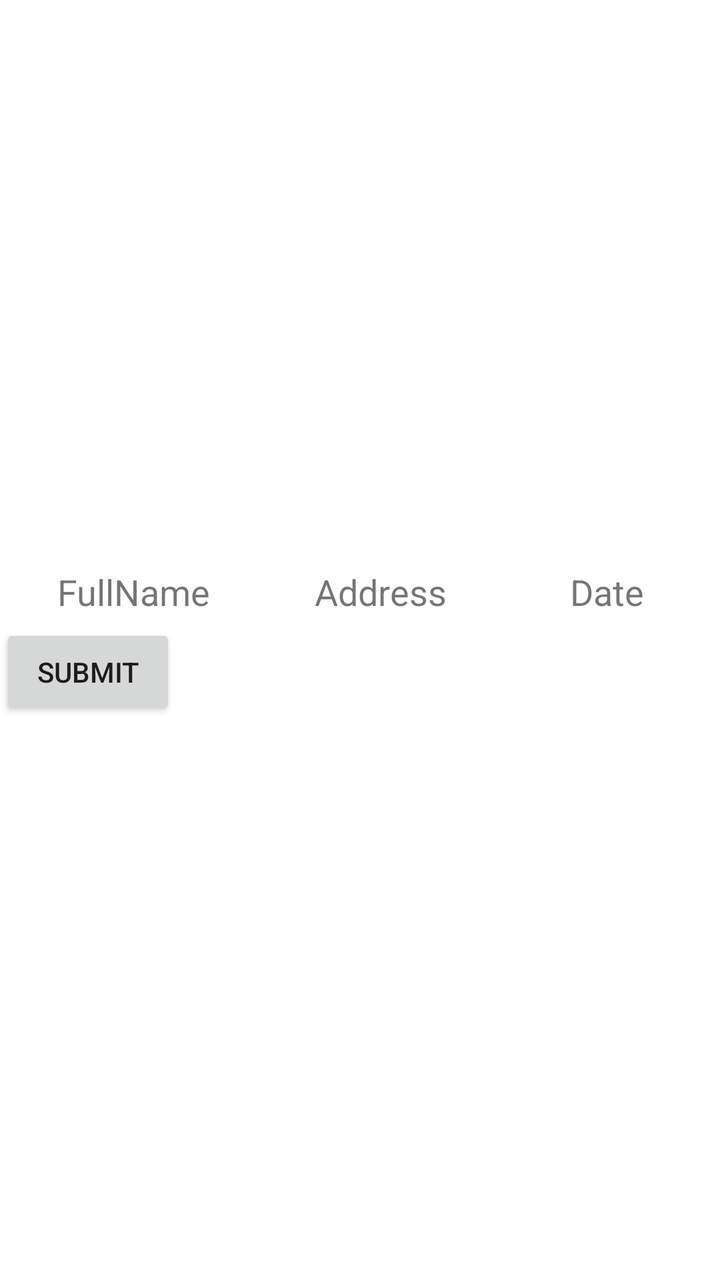
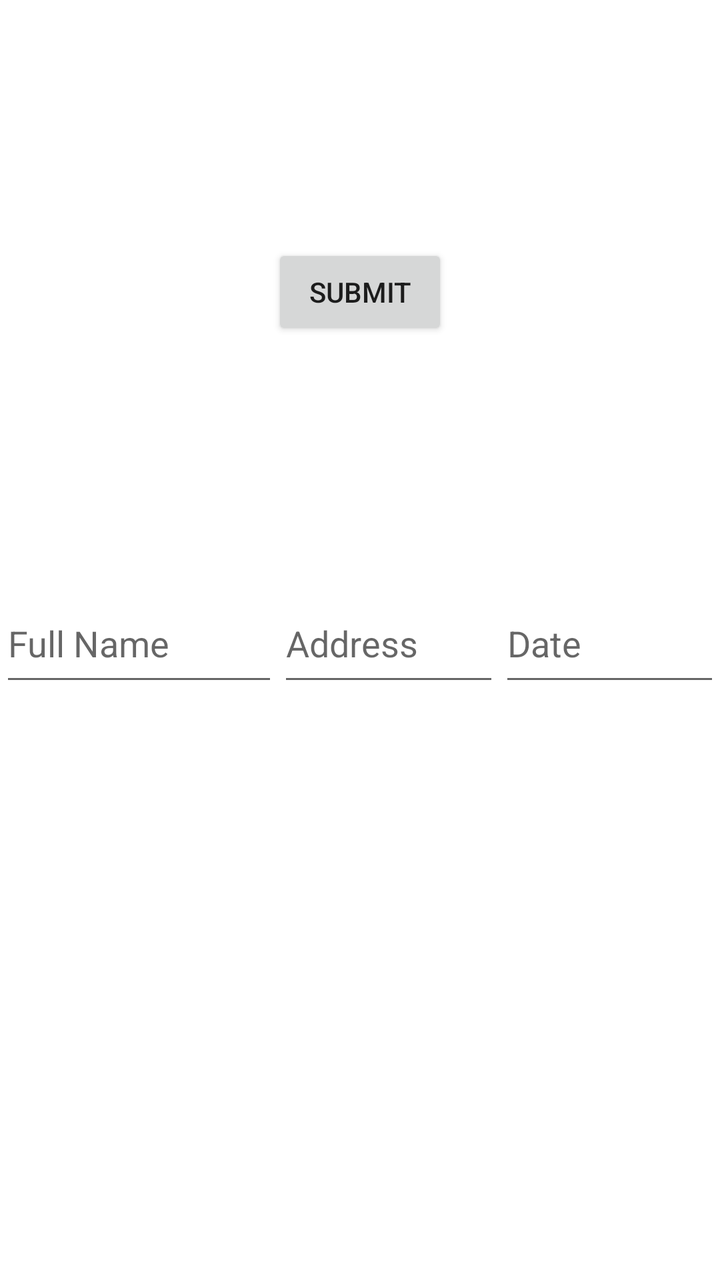

An Android layout rendered at two revisions. The XML below is the earlier revision; the diff shows what the commit changed to produce the second picture.
<!-- AndroidManifest.xml: application theme Theme.InternetCall -->
<!-- res/layout/popup_row.xml -->
<?xml version="1.0" encoding="utf-8"?>
<androidx.constraintlayout.widget.ConstraintLayout xmlns:android="http://schemas.android.com/apk/res/android"
    xmlns:app="http://schemas.android.com/apk/res-auto"
    xmlns:tools="http://schemas.android.com/tools"
    android:layout_width="match_parent" android:layout_height="match_parent">

    <LinearLayout
        android:layout_width="match_parent"
        android:layout_height="wrap_content"
        android:orientation="vertical"
        app:layout_constraintBottom_toBottomOf="parent"
        app:layout_constraintEnd_toEndOf="parent"
        app:layout_constraintStart_toStartOf="parent"
        app:layout_constraintTop_toTopOf="parent">

        <LinearLayout
            android:id="@+id/angie"
            android:layout_width="match_parent"
            android:layout_height="32dp">

            <TextView
                android:id="@+id/fullName"
                android:layout_width="60dp"
                android:layout_height="match_parent"
                android:layout_weight="1"
                android:capitalize="none"
                android:gravity="center"
                android:text="FullName"
                android:textAppearance="@style/TextAppearance.AppCompat.Small"
                android:textSize="18sp" />

            <TextView
                android:id="@+id/address"
                android:layout_width="40dp"
                android:layout_height="match_parent"
                android:layout_weight="1"
                android:gravity="center"
                android:text="Address"
                android:textSize="18sp" />

            <TextView
                android:id="@+id/date"
                android:layout_width="40dp"
                android:layout_height="match_parent"
                android:layout_weight="1"
                android:gravity="center"
                android:text="Date"
                android:textSize="18sp" />

        </LinearLayout>

        <Button
            android:id="@+id/btnSubmit"
            android:layout_width="wrap_content"
            android:layout_height="wrap_content"
            android:text="Submit" />
    </LinearLayout>

</androidx.constraintlayout.widget.ConstraintLayout>
<!-- resources referenced by this layout -->
<resources>
  <style name="Theme.InternetCall" parent="Theme.MaterialComponents.DayNight.DarkActionBar">
          
          <item name="colorPrimary">@color/purple_500</item>
          <item name="colorPrimaryVariant">@color/purple_700</item>
          <item name="colorOnPrimary">@color/white</item>
          
          <item name="colorSecondary">@color/teal_200</item>
          <item name="colorSecondaryVariant">@color/teal_700</item>
          <item name="colorOnSecondary">@color/black</item>
          
          <item name="android:statusBarColor" tools:targetApi="l">?attr/colorPrimaryVariant</item>
          
      </style>
  <color name="purple_500">#FF6200EE</color>
  <color name="purple_700">#FF3700B3</color>
  <color name="white">#FFFFFFFF</color>
  <color name="teal_200">#FF03DAC5</color>
  <color name="teal_700">#FF018786</color>
  <color name="black">#FF000000</color>
</resources>

<!-- the commit's change to res/layout/popup_row.xml (unified diff, before → after) -->
@@ -2,9 +2,13 @@
 <androidx.constraintlayout.widget.ConstraintLayout xmlns:android="http://schemas.android.com/apk/res/android"
     xmlns:app="http://schemas.android.com/apk/res-auto"
     xmlns:tools="http://schemas.android.com/tools"
-    android:layout_width="match_parent" android:layout_height="match_parent">
+    android:layout_width="match_parent"
+
+    android:layout_height="match_parent">
+
 
     <LinearLayout
+        android:id="@+id/linearLayout2"
         android:layout_width="match_parent"
         android:layout_height="wrap_content"
         android:orientation="vertical"
@@ -16,44 +20,51 @@
         <LinearLayout
             android:id="@+id/angie"
             android:layout_width="match_parent"
-            android:layout_height="32dp">
+            android:layout_height="match_parent"
+            android:orientation="horizontal">
 
-            <TextView
-                android:id="@+id/fullName"
-                android:layout_width="60dp"
+            <EditText
+                android:id="@+id/popupfullname"
+                android:layout_width="139dp"
+                android:layout_height="match_parent"
+                android:ems="10"
+                android:hint="Full Name"
+                android:inputType="textPersonName"
+                android:minHeight="56dp" />
+
+            <EditText
+                android:id="@+id/popupaddress"
+                android:layout_width="240dp"
                 android:layout_height="match_parent"
                 android:layout_weight="1"
-                android:capitalize="none"
-                android:gravity="center"
-                android:text="FullName"
-                android:textAppearance="@style/TextAppearance.AppCompat.Small"
-                android:textSize="18sp" />
+                android:ems="10"
+                android:hint="Address"
+                android:inputType="textPersonName"
+                android:minHeight="56dp" />
 
-            <TextView
-                android:id="@+id/address"
-                android:layout_width="40dp"
+            <EditText
+                android:id="@+id/popupdate"
+                android:layout_width="240dp"
                 android:layout_height="match_parent"
                 android:layout_weight="1"
-                android:gravity="center"
-                android:text="Address"
-                android:textSize="18sp" />
-
-            <TextView
-                android:id="@+id/date"
-                android:layout_width="40dp"
-                android:layout_height="match_parent"
-                android:layout_weight="1"
-                android:gravity="center"
-                android:text="Date"
-                android:textSize="18sp" />
+                android:ems="10"
+                android:hint="Date"
+                android:inputType="textPersonName"
+                android:minHeight="56dp" />
 
         </LinearLayout>
 
-        <Button
-            android:id="@+id/btnSubmit"
-            android:layout_width="wrap_content"
-            android:layout_height="wrap_content"
-            android:text="Submit" />
     </LinearLayout>
 
+    <Button
+        android:id="@+id/btnSubmit"
+        android:layout_width="wrap_content"
+        android:layout_height="wrap_content"
+        android:baselineAligned="false"
+        android:text="Submit"
+        app:layout_constraintBottom_toTopOf="@+id/linearLayout2"
+        app:layout_constraintEnd_toEndOf="parent"
+        app:layout_constraintStart_toStartOf="parent"
+        app:layout_constraintTop_toTopOf="parent" />
+
 </androidx.constraintlayout.widget.ConstraintLayout>
